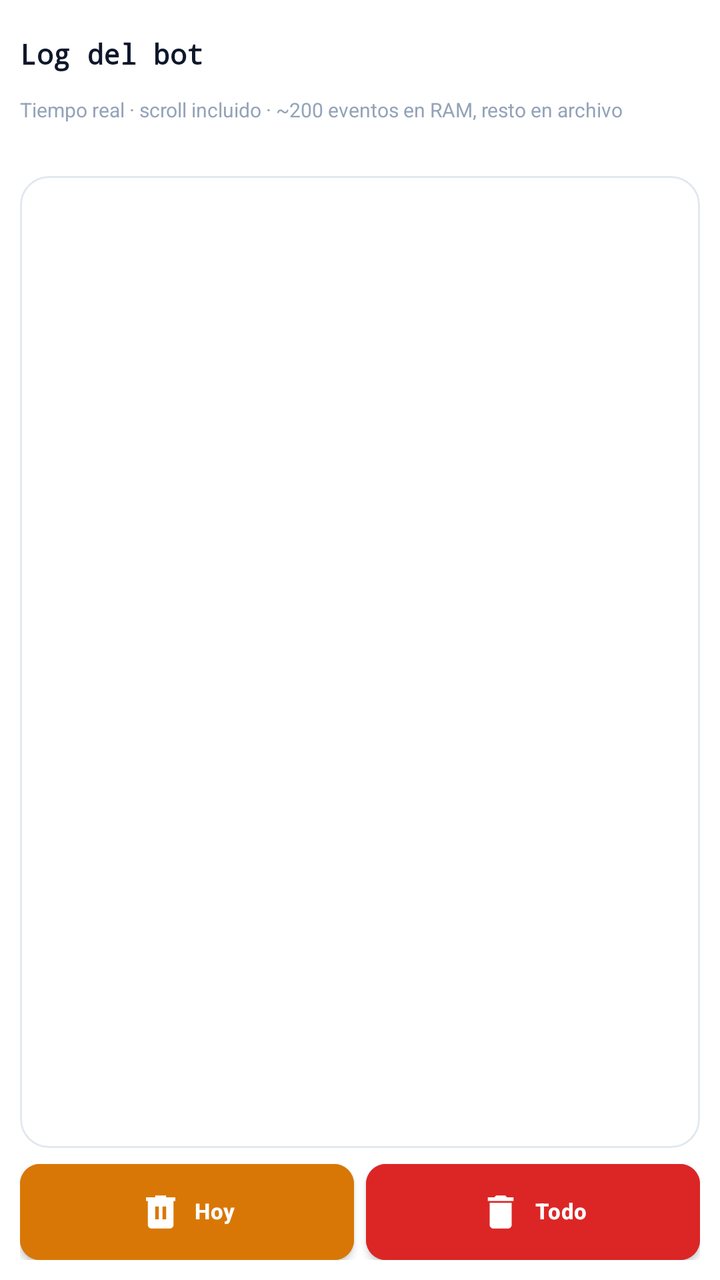
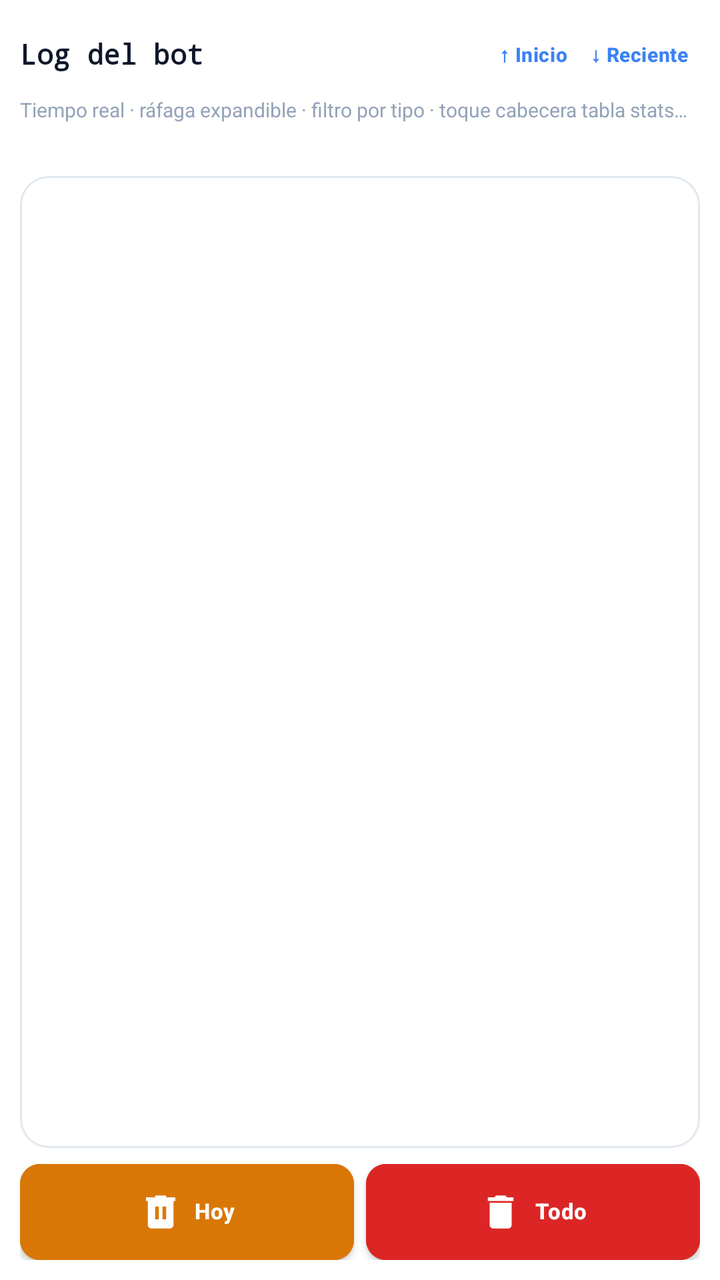

Compare the two renders of this Android layout. The source of the first and the diff that turns it into the second are given below.
<!-- AndroidManifest.xml: application theme AppTheme -->
<!-- res/layout/fragment_bot_log.xml -->
<?xml version="1.0" encoding="utf-8"?>
<LinearLayout xmlns:android="http://schemas.android.com/apk/res/android"
    xmlns:app="http://schemas.android.com/apk/res-auto"
    android:layout_width="match_parent"
    android:layout_height="match_parent"
    android:orientation="vertical"
    android:background="@color/bg_page"
    android:padding="10dp">

    <LinearLayout
        android:layout_width="match_parent"
        android:layout_height="wrap_content"
        android:orientation="horizontal"
        android:gravity="center_vertical"
        android:layout_marginBottom="4dp">

        <TextView
            android:layout_width="0dp"
            android:layout_height="wrap_content"
            android:layout_weight="1"
            android:text="@string/bot_log_title"
            android:textColor="@color/text_primary"
            android:textSize="14sp"
            android:textStyle="bold"
            android:fontFamily="monospace"
            android:singleLine="true"
            android:ellipsize="end" />

        <com.google.android.material.button.MaterialButton
            android:id="@+id/btnBotLogScrollTop"
            style="@style/Widget.MaterialComponents.Button.TextButton"
            android:layout_width="wrap_content"
            android:layout_height="wrap_content"
            android:minWidth="0dp"
            android:minHeight="0dp"
            android:paddingStart="6dp"
            android:paddingEnd="6dp"
            android:text="@string/bot_log_scroll_top"
            android:textSize="10sp" />

        <com.google.android.material.button.MaterialButton
            android:id="@+id/btnBotLogScrollBottom"
            style="@style/Widget.MaterialComponents.Button.TextButton"
            android:layout_width="wrap_content"
            android:layout_height="wrap_content"
            android:minWidth="0dp"
            android:minHeight="0dp"
            android:paddingStart="6dp"
            android:paddingEnd="6dp"
            android:text="@string/bot_log_scroll_bottom"
            android:textSize="10sp" />
    </LinearLayout>

    <TextView
        android:id="@+id/tvBotLogHint"
        android:layout_width="match_parent"
        android:layout_height="wrap_content"
        android:text="@string/bot_log_hint"
        android:textColor="@color/text_hint"
        android:textSize="10sp"
        android:singleLine="true"
        android:ellipsize="end"
        android:layout_marginBottom="6dp" />

    <HorizontalScrollView
        android:layout_width="match_parent"
        android:layout_height="wrap_content"
        android:scrollbars="none"
        android:layout_marginBottom="4dp">

        <com.google.android.material.button.MaterialButtonToggleGroup
            android:id="@+id/toggleBotLogCategory"
            android:layout_width="wrap_content"
            android:layout_height="wrap_content"
            app:singleSelection="true"
            app:selectionRequired="true" />
    </HorizontalScrollView>

    <TextView
        android:id="@+id/tvBotLogPageInfo"
        android:layout_width="match_parent"
        android:layout_height="wrap_content"
        android:textColor="@color/text_hint"
        android:textSize="9sp"
        android:fontFamily="monospace"
        android:layout_marginBottom="4dp" />

    <com.google.android.material.button.MaterialButton
        android:id="@+id/btnBotLogLoadMore"
        style="@style/SparkButtonSecondary"
        android:layout_width="match_parent"
        android:layout_height="wrap_content"
        android:layout_marginBottom="6dp"
        android:text="@string/bot_log_load_more"
        android:textSize="11sp"
        android:visibility="gone" />

    <LinearLayout
        style="@style/Card"
        android:layout_width="match_parent"
        android:layout_height="0dp"
        android:layout_weight="1"
        android:orientation="vertical"
        android:layout_marginBottom="8dp">

        <androidx.recyclerview.widget.RecyclerView
            android:id="@+id/rvBotLog"
            android:layout_width="match_parent"
            android:layout_height="match_parent"
            android:clipToPadding="false"
            android:fadeScrollbars="true"
            android:paddingBottom="8dp"
            android:scrollbars="vertical" />
    </LinearLayout>

    <android.widget.GridLayout
        android:layout_width="match_parent"
        android:layout_height="wrap_content"
        android:columnCount="2"
        android:rowCount="1"
        android:alignmentMode="alignBounds"
        android:columnOrderPreserved="false"
        android:useDefaultMargins="false">

        <com.google.android.material.button.MaterialButton
            android:id="@+id/btnBotLogClearToday"
            style="@style/HistorialActionButton"
            android:layout_width="0dp"
            android:layout_height="@dimen/hist_action_btn_height"
            android:layout_columnWeight="1"
            android:layout_row="0"
            android:layout_column="0"
            android:layout_marginEnd="3dp"
            android:backgroundTint="@color/hist_action_today_bg"
            android:contentDescription="@string/bot_log_clear_today"
            android:text="@string/bot_log_clear_today"
            app:icon="@drawable/ic_hist_trash_today" />

        <com.google.android.material.button.MaterialButton
            android:id="@+id/btnBotLogClearAll"
            style="@style/HistorialActionButton"
            android:layout_width="0dp"
            android:layout_height="@dimen/hist_action_btn_height"
            android:layout_columnWeight="1"
            android:layout_row="0"
            android:layout_column="1"
            android:layout_marginStart="3dp"
            android:backgroundTint="@color/hist_action_all_bg"
            android:contentDescription="@string/bot_log_clear_all"
            android:text="@string/bot_log_clear_all"
            app:icon="@drawable/ic_hist_trash_all" />
    </android.widget.GridLayout>

</LinearLayout>
<!-- resources referenced by this layout -->
<resources>
  <color name="bg_page">#FFFFFF</color>
  <color name="hist_action_all_bg">#DC2626</color>
  <color name="hist_action_today_bg">#D97706</color>
  <color name="text_hint">#94A3B8</color>
  <color name="text_primary">#0F172A</color>
  <dimen name="hist_action_btn_height">48dp</dimen>
  <!-- drawable ic_hist_trash_all (drawable) -->
  <?xml version="1.0" encoding="utf-8"?>
  <vector xmlns:android="http://schemas.android.com/apk/res/android"
      android:width="24dp"
      android:height="24dp"
      android:viewportWidth="24"
      android:viewportHeight="24">
      <path
          android:fillColor="#FF000000"
          android:pathData="M6,19c0,1.1 0.9,2 2,2h8c1.1,0 2,-0.9 2,-2V7H6v12zM19,4h-3.5l-1,-1h-5l-1,1H5v2h14V4z"/>
  </vector>
  <string name="bot_log_clear_all">Todo</string>
  <string name="bot_log_clear_today">Hoy</string>
  <string name="bot_log_hint">Tiempo real · scroll incluido · ~200 eventos en RAM, resto en archivo</string>
  <string name="bot_log_load_more">Cargar más antiguos</string>
  <string name="bot_log_scroll_bottom">↓ Reciente</string>
  <string name="bot_log_scroll_top">↑ Inicio</string>
  <string name="bot_log_title">Log del bot</string>
  <style name="HistorialActionButton" parent="HistorialSquareButton">
          <item name="android:paddingLeft">10dp</item>
          <item name="android:paddingRight">10dp</item>
          <item name="iconGravity">textStart</item>
          <item name="iconPadding">6dp</item>
          <item name="iconSize">22dp</item>
          <item name="android:gravity">center_vertical|center_horizontal</item>
      </style>
  <!-- drawable card_bg (drawable) -->
  <?xml version="1.0" encoding="utf-8"?>
  <shape xmlns:android="http://schemas.android.com/apk/res/android">
      <solid android:color="@color/bg_card"/>
      <stroke android:width="1dp" android:color="@color/border_subtle"/>
      <corners android:radius="14dp"/>
  </shape>
  <color name="border_input">#E8DFD4</color>
  <color name="colorPrimary">#FFFFFF</color>
  <color name="colorPrimaryDark">#FFFFFF</color>
  <color name="colorAccent">#3B82F6</color>
  <color name="bg_card">#FFFFFF</color>
  <color name="text_secondary">#475569</color>
  <style name="SparkSwitch" parent="Widget.MaterialComponents.CompoundButton.Switch">
          <item name="thumbTint">@color/header_switch_thumb</item>
          <item name="trackTint">@color/switch_track_selector</item>
      </style>
  <style name="PichiXTextInputLayout" parent="Widget.MaterialComponents.TextInputLayout.OutlinedBox">
          <item name="boxBackgroundColor">@color/bg_input</item>
          <item name="boxStrokeColor">@color/border_input</item>
          <item name="hintTextColor">@color/text_secondary</item>
          <item name="android:textColorHint">@color/text_hint</item>
      </style>
  <color name="border_subtle">#E2E8F0</color>
  <color name="white">#FFFFFF</color>
  <color name="button_primary_bg">#3B82F6</color>
  <color name="button_primary_text">#FFFFFF</color>
  <style name="SparkAlertDialogTitle" parent="MaterialAlertDialog.MaterialComponents.Title.Text">
          <item name="android:textColor">@color/text_primary</item>
      </style>
  <style name="SparkAlertDialogBody" parent="MaterialAlertDialog.MaterialComponents.Body.Text">
          <item name="android:textColor">@color/text_secondary</item>
      </style>
  <style name="SparkAlertDialogButton" parent="Widget.MaterialComponents.Button.TextButton.Dialog">
          <item name="android:textColor">@color/colorAccent</item>
          <item name="rippleColor">@color/sidebar_ripple</item>
      </style>
  <color name="bg_input">#FFF8F0</color>
  <color name="sidebar_ripple">#1A3B82F6</color>
  <!-- unchanged entries left out for length: 7 -->
</resources>

<!-- the commit's change to res/layout/fragment_bot_log.xml (unified diff, before → after) -->
@@ -28,7 +28,7 @@
 
         <com.google.android.material.button.MaterialButton
             android:id="@+id/btnBotLogScrollTop"
-            style="@style/Widget.MaterialComponents.Button.TextButton"
+            style="@style/SparkTextButton"
             android:layout_width="wrap_content"
             android:layout_height="wrap_content"
             android:minWidth="0dp"
@@ -40,7 +40,7 @@
 
         <com.google.android.material.button.MaterialButton
             android:id="@+id/btnBotLogScrollBottom"
-            style="@style/Widget.MaterialComponents.Button.TextButton"
+            style="@style/SparkTextButton"
             android:layout_width="wrap_content"
             android:layout_height="wrap_content"
             android:minWidth="0dp"
<!-- resource entries referenced after the edit -->
@@ -19,7 +19,7 @@
   </vector>
   <string name="bot_log_clear_all">Todo</string>
   <string name="bot_log_clear_today">Hoy</string>
-  <string name="bot_log_hint">Tiempo real · scroll incluido · ~200 eventos en RAM, resto en archivo</string>
+  <string name="bot_log_hint">Tiempo real · ráfaga expandible · filtro por tipo · toque cabecera tabla stats para ordenar</string>
   <string name="bot_log_load_more">Cargar más antiguos</string>
   <string name="bot_log_scroll_bottom">↓ Reciente</string>
   <string name="bot_log_scroll_top">↑ Inicio</string>
@@ -31,6 +31,12 @@
           <item name="iconPadding">6dp</item>
           <item name="iconSize">22dp</item>
           <item name="android:gravity">center_vertical|center_horizontal</item>
+      </style>
+  <style name="SparkTextButton" parent="Widget.MaterialComponents.Button.TextButton">
+          <item name="android:textColor">@color/colorAccent</item>
+          <item name="android:textAllCaps">false</item>
+          <item name="android:minHeight">0dp</item>
+          <item name="android:minWidth">0dp</item>
       </style>
   <!-- drawable card_bg (drawable) -->
   <?xml version="1.0" encoding="utf-8"?>
